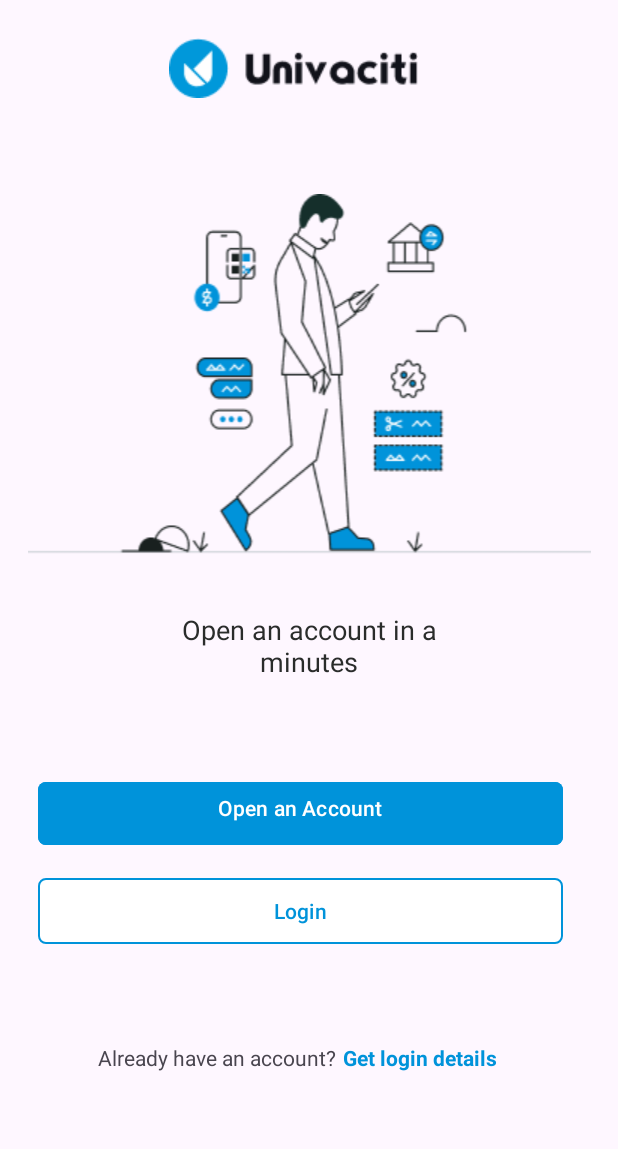
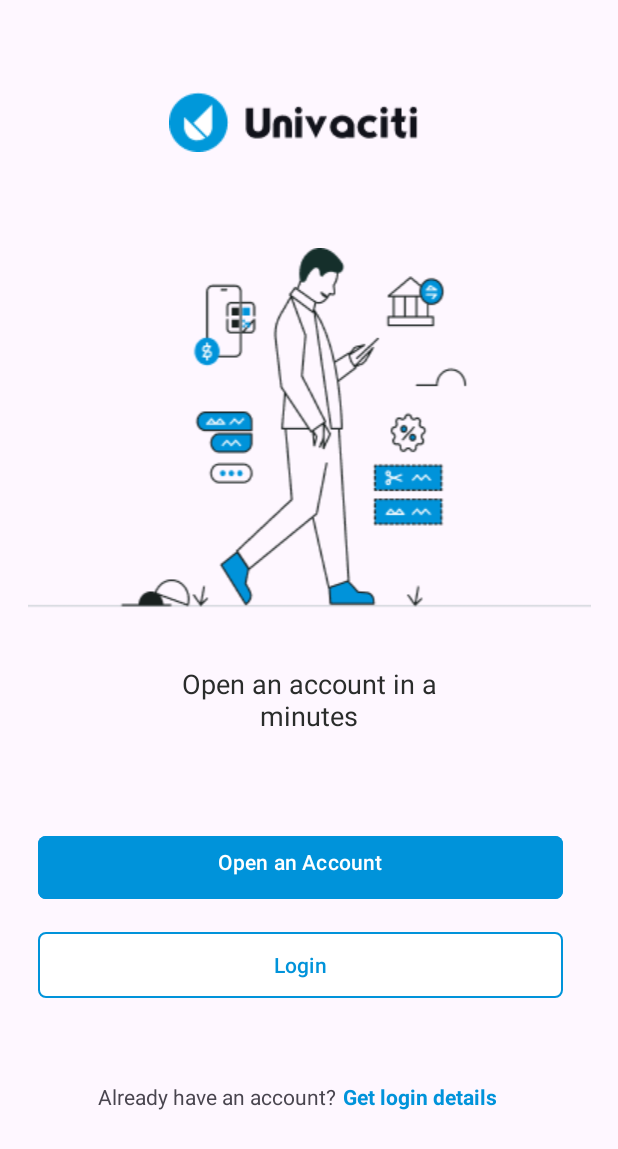
Before and after one commit to thetamaraelaye/NewGroupApplication, an Android app: the screen it shows after launch (MainActivity), on a phone screen of 412 x 824 dp. Shown: the top 1149 px of the screen. Run offline under Robolectric (Android 15) with nearby library versions, the phone set to English and light mode, and no system bars.

Commit message:
"feat(navigation): add extra margin top because on running the app the logo was too close to the edge of the device"

```diff
--- a/app/src/main/res/layout/fragment_sign_up.xml
+++ b/app/src/main/res/layout/fragment_sign_up.xml
@@ -11,7 +11,7 @@
         android:id="@+id/imageView3"
         android:layout_width="wrap_content"
         android:layout_height="wrap_content"
-        android:layout_marginTop="24dp"
+        android:layout_marginTop="60dp"
         android:contentDescription="logo and name"
         android:src="@drawable/univaciti_logo_n_text"
         app:layout_constraintEnd_toEndOf="parent"
@@ -89,7 +89,7 @@
         android:layout_width="wrap_content"
         android:layout_height="0dp"
         android:layout_marginStart="40dp"
-        android:layout_marginTop="64dp"
+        android:layout_marginTop="54dp"
         android:text="Already have an account?"
         app:layout_constraintStart_toStartOf="@+id/login"
         app:layout_constraintTop_toBottomOf="@+id/login" />
@@ -98,7 +98,7 @@
         android:id="@+id/textView"
         android:layout_width="wrap_content"
         android:layout_height="wrap_content"
-        android:layout_marginTop="64dp"
+        android:layout_marginTop="54dp"
         android:layout_marginEnd="40dp"
         android:text="Get login details"
         android:textColor="@color/primary"
```
